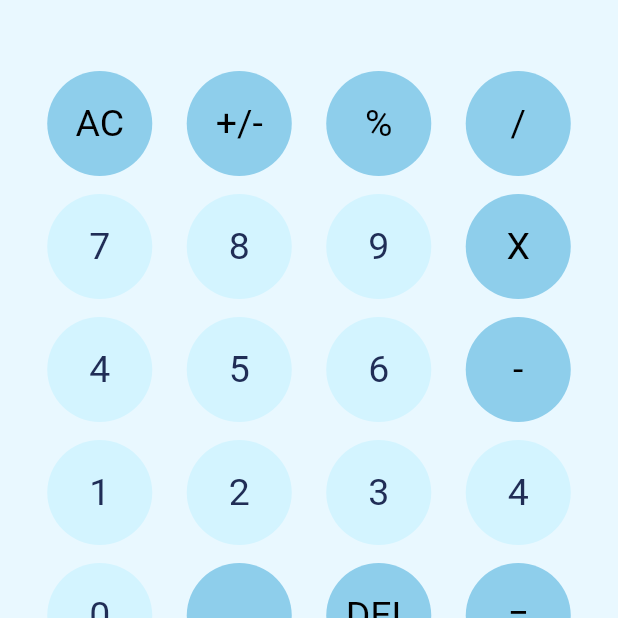
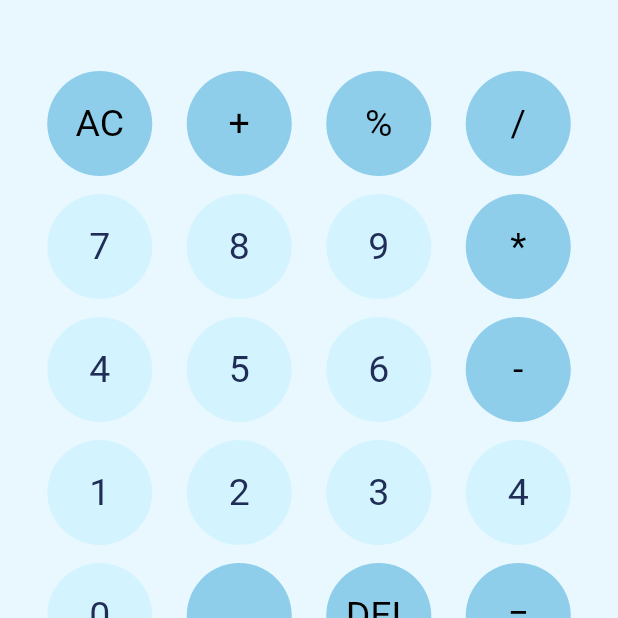
Before and after one commit to yashkc2025/gui_calculator, a Flutter app: the screen it shows after launch, after a tap on "DEL", on a phone screen of 412 x 824 dp, the part 350-968 px from its top. Run offline on Flutter 3.47's test engine with Material 2 defaults, Android fonts, the phone set to English and light mode, and no system bars; our stand-ins replace math_expressions.

Commit message:
Project completed v1.0

```diff
--- a/lib/home_screen.dart
+++ b/lib/home_screen.dart
@@ -1,6 +1,7 @@
 import 'package:flutter/material.dart';
 import 'package:gui_calc/components/buttons.dart';
 import 'package:gui_calc/constants.dart';
+import 'package:math_expressions/math_expressions.dart';
 
 class HomeScreen extends StatefulWidget {
   const HomeScreen({super.key});
@@ -12,6 +13,7 @@ class HomeScreen extends StatefulWidget {
 class _HomeScreenState extends State<HomeScreen> {
   var userInput = '';
   var ans = '';
+
   @override
   Widget build(BuildContext context) {
     return Scaffold(
@@ -23,6 +25,8 @@ class _HomeScreenState extends State<HomeScreen> {
               children: [
                 Expanded(
                   child: Column(
+                    mainAxisAlignment: MainAxisAlignment.spaceEvenly,
+                    crossAxisAlignment: CrossAxisAlignment.stretch,
                     children: [
                       Text(
                         userInput.toString(),
@@ -33,7 +37,7 @@ class _HomeScreenState extends State<HomeScreen> {
                         ans.toString(),
                         style:
                             const TextStyle(fontSize: 30, color: Colors.black),
-                      )
+                      ),
                     ],
                   ),
                 ),
@@ -55,7 +59,7 @@ class _HomeScreenState extends State<HomeScreen> {
                             },
                           ),
                           Buttons(
-                            title: '+/-',
+                            title: '+',
                             n: op,
                             t: op_text,
                             onPress: () {
@@ -114,11 +118,11 @@ class _HomeScreenState extends State<HomeScreen> {
                             },
                           ),
                           Buttons(
-                            title: 'X',
+                            title: ' * ',
                             n: op,
                             t: op_text,
                             onPress: () {
-                              userInput += ' x ';
+                              userInput += ' * ';
                               setState(() {});
                             },
                           ),
@@ -228,14 +232,18 @@ class _HomeScreenState extends State<HomeScreen> {
                             title: 'DEL',
                             n: func,
                             t: func_text,
-                            onPress: () {},
+                            onPress: () {
+                              userInput =
+                                  userInput.substring(0, userInput.length - 1);
+                              setState(() {});
+                            },
                           ),
                           Buttons(
                             title: '=',
                             n: func,
                             t: func_text,
                             onPress: () {
-                              userInput += ' = ';
+                              equalPress();
                               setState(() {});
                             },
                           ),
@@ -249,4 +257,13 @@ class _HomeScreenState extends State<HomeScreen> {
           ),
         ));
   }
+
+  void equalPress() {
+    Parser p = Parser();
+    Expression expression = p.parse(userInput);
+    ContextModel contextModel = ContextModel();
+
+    double eval = expression.evaluate(EvaluationType.REAL, contextModel);
+    ans = "= $eval";
+  }
 }
--- a/pubspec.yaml
+++ b/pubspec.yaml
@@ -36,6 +36,7 @@ dependencies:
   # The following adds the Cupertino Icons font to your application.
   # Use with the CupertinoIcons class for iOS style icons.
   cupertino_icons: ^1.0.2
+  math_expressions: ^2.3.1
 
 dev_dependencies:
   flutter_test:
```
Also changed, not shown: pubspec.lock.
